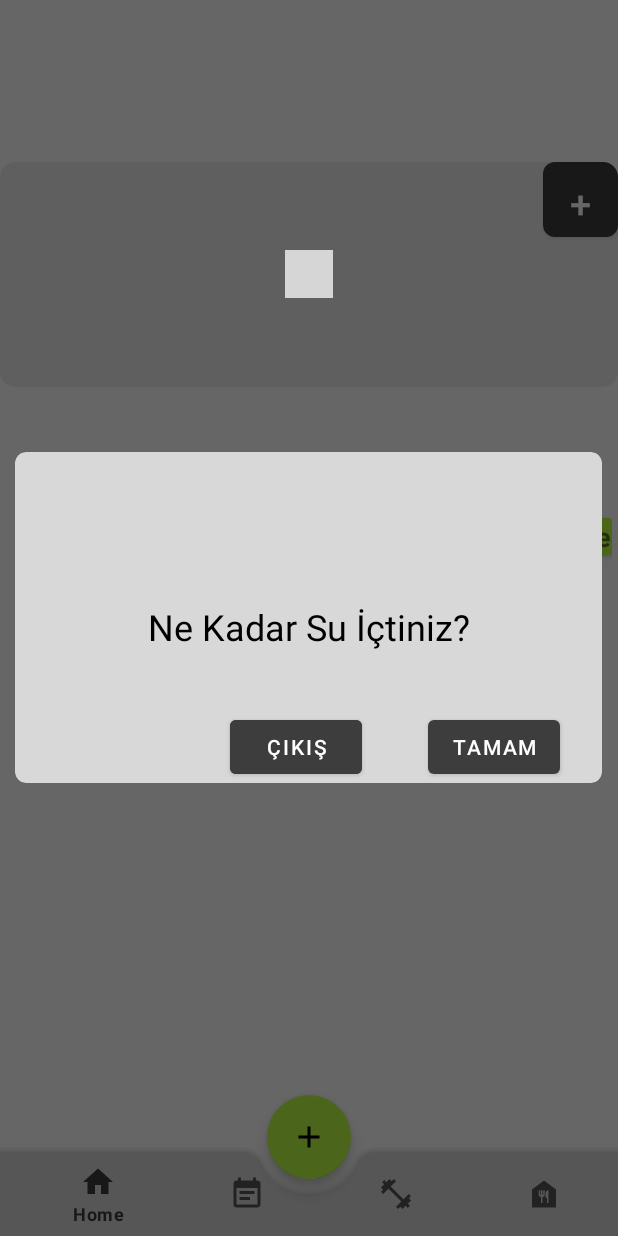
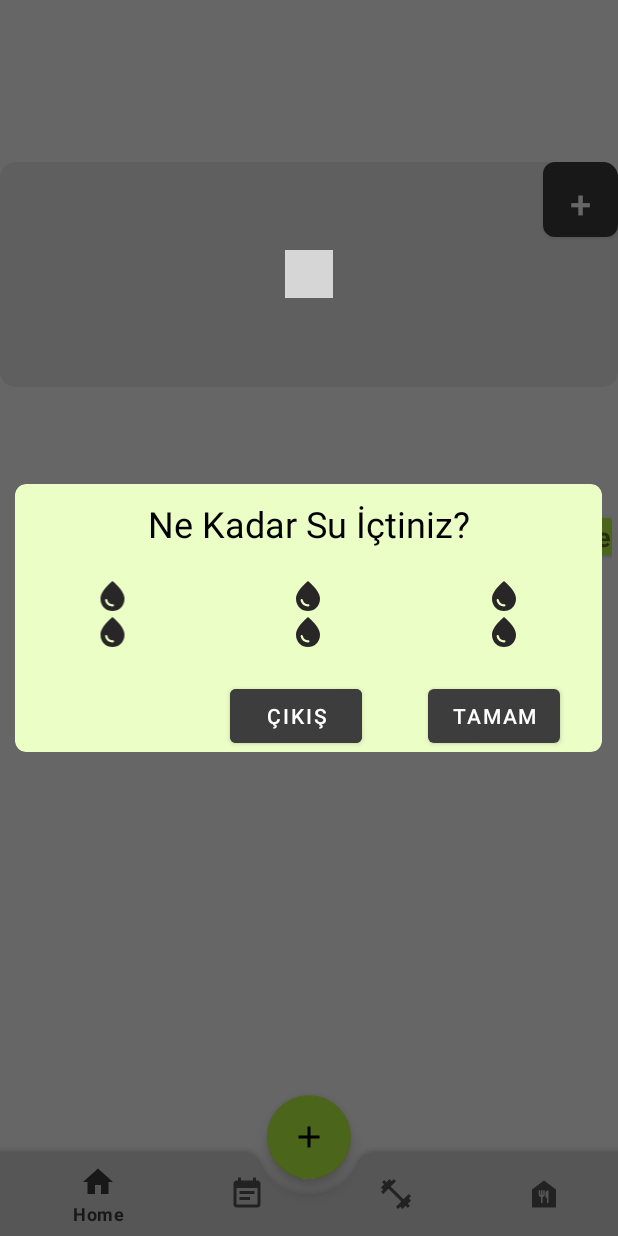
Before and after one commit to hilaltokgoz/spor_app, an Android app: the fragment HomeFragment placed in its activity, on a phone screen of 412 x 824 dp. Run offline under Robolectric (Android 15) with nearby library versions, the light colour scheme and no system bars; our stand-ins replace navigation-ui; plain views replace ArcProgress; grey boxes are pictures that could not be loaded.

Commit message:
customDialog

```diff
--- a/app/src/main/java/com/evdesporapp/mainscreen/HomeFragment.kt
+++ b/app/src/main/java/com/evdesporapp/mainscreen/HomeFragment.kt
@@ -41,6 +41,7 @@ class HomeFragment : Fragment() {
         builder.show()
 
 
+
     }
 
 
--- a/app/src/main/res/drawable/rounded_corner.xml
+++ b/app/src/main/res/drawable/rounded_corner.xml
@@ -2,7 +2,7 @@
 <shape xmlns:android="http://schemas.android.com/apk/res/android">
 
     <solid
-        android:color="@color/active_gray"/>
+        android:color="@color/light_green"/>
     <corners
         android:radius="7dp"/>
 
--- a/app/src/main/res/layout/dialog_message_layout.xml
+++ b/app/src/main/res/layout/dialog_message_layout.xml
@@ -8,7 +8,7 @@
         android:id="@+id/waterQuestionText"
         android:layout_width="wrap_content"
         android:layout_height="wrap_content"
-        android:layout_marginTop="100dp"
+        android:layout_marginTop="10dp"
         android:text="Ne Kadar Su İçtiniz?"
         android:textColor="@color/black"
         android:textSize="24sp"
@@ -30,7 +30,7 @@
             android:id="@+id/yuzMlImage"
             android:layout_width="wrap_content"
             android:layout_height="wrap_content"
-
+            android:src="@drawable/ic_water"
             android:layout_weight="1"
             tools:srcCompat="@tools:sample/avatars" />
 
@@ -39,6 +39,7 @@
             android:layout_width="wrap_content"
             android:layout_height="wrap_content"
             android:layout_weight="1"
+            android:src="@drawable/ic_water"
             tools:srcCompat="@tools:sample/avatars" />
 
         <ImageView
@@ -46,6 +47,7 @@
             android:layout_width="wrap_content"
             android:layout_height="wrap_content"
             android:layout_weight="1"
+            android:src="@drawable/ic_water"
             tools:srcCompat="@tools:sample/avatars" />
     </LinearLayout>
 
@@ -63,6 +65,7 @@
             android:layout_width="wrap_content"
             android:layout_height="wrap_content"
             android:layout_weight="1"
+            android:src="@drawable/ic_water"
             tools:srcCompat="@tools:sample/avatars" />
 
         <ImageView
@@ -70,6 +73,7 @@
             android:layout_width="wrap_content"
             android:layout_height="wrap_content"
             android:layout_weight="1"
+            android:src="@drawable/ic_water"
             tools:srcCompat="@tools:sample/avatars" />
 
         <ImageView
@@ -77,6 +81,7 @@
             android:layout_width="wrap_content"
             android:layout_height="wrap_content"
             android:layout_weight="1"
+            android:src="@drawable/ic_water"
             tools:srcCompat="@tools:sample/avatars" />
     </LinearLayout>
 
```
